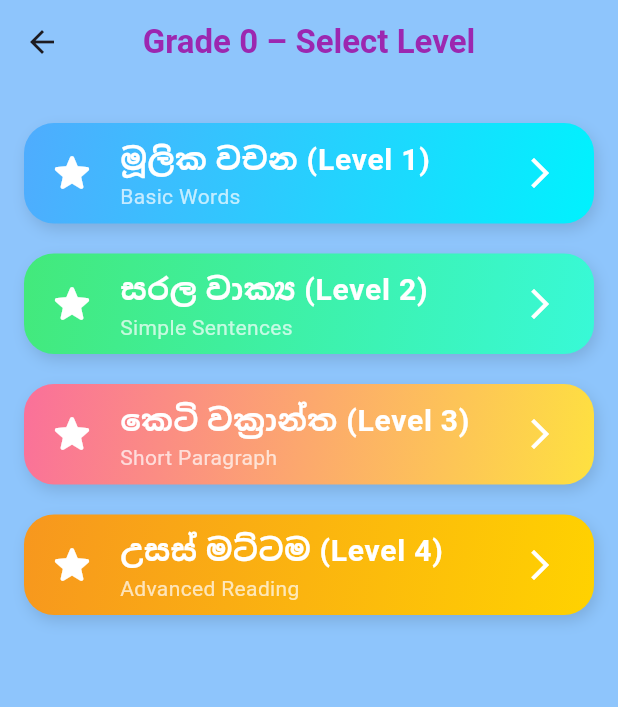
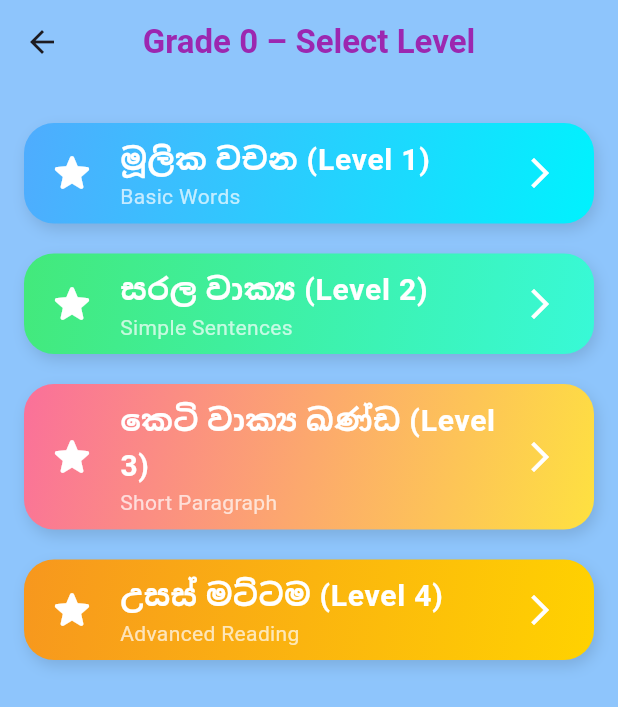
Before and after one commit to anupamamaheepala/RP_Frontend, a Flutter app: the DyslexiaLevelPage screen opened directly with empty values, on a phone screen of 412 x 824 dp. Shown: the top 707 px of the screen. Run offline on Flutter 3.47's test engine with Material 3 defaults, Android fonts, the phone set to English and light mode, and no system bars; missing offline and left inert: record.

Commit message:
Update Dyslexia Level page

```diff
--- a/lib/pages/Dyslexia/dyslexia_level_page.dart
+++ b/lib/pages/Dyslexia/dyslexia_level_page.dart
@@ -1,40 +1,42 @@
 import 'package:flutter/material.dart';
+import 'dyslexia_read_page.dart';
 
 class DyslexiaLevelPage extends StatelessWidget {
   final int grade;
 
   const DyslexiaLevelPage({super.key, required this.grade});
 
-  // You can customize levels per grade here later
+  // Levels Definition
   List<Map<String, dynamic>> getLevels() {
     return [
       {
         "level": 1,
         "titleSi": "මූලික වචන",
         "titleEn": "Basic Words",
-        "colors": [const Color(0xFF4facfe), const Color(0xFF00f2fe)],
+        "colors": [Color(0xFF4facfe), Color(0xFF00f2fe)],
       },
       {
         "level": 2,
         "titleSi": "සරල වාක්‍ය",
         "titleEn": "Simple Sentences",
-        "colors": [const Color(0xFF43e97b), const Color(0xFF38f9d7)],
+        "colors": [Color(0xFF43e97b), Color(0xFF38f9d7)],
       },
       {
         "level": 3,
-        "titleSi": "කෙටි වක්‍රාන්ත",
+        "titleSi": "කෙටි වාක්‍ය ඛණ්ඩ",
         "titleEn": "Short Paragraph",
-        "colors": [const Color(0xFFfa709a), const Color(0xFFfee140)],
+        "colors": [Color(0xFFfa709a), Color(0xFFfee140)],
       },
       {
         "level": 4,
         "titleSi": "උසස් මට්ටම",
         "titleEn": "Advanced Reading",
-        "colors": [const Color(0xFFf7971e), const Color(0xFFffd200)],
+        "colors": [Color(0xFFf7971e), Color(0xFFffd200)],
       },
     ];
   }
 
+  // UI for each Level Card
   Widget _buildLevelCard({
     required String titleSi,
     required String titleEn,
@@ -60,8 +62,7 @@ class DyslexiaLevelPage extends StatelessWidget {
         ],
       ),
       child: ListTile(
-        leading:
-        const Icon(Icons.star_rounded, color: Colors.white, size: 32),
+        leading: const Icon(Icons.star_rounded, color: Colors.white, size: 32),
         title: Text(
           "$titleSi (Level $level)",
           style: const TextStyle(
@@ -74,8 +75,7 @@ class DyslexiaLevelPage extends StatelessWidget {
           titleEn,
           style: const TextStyle(color: Colors.white70),
         ),
-        trailing:
-        const Icon(Icons.arrow_forward_ios, color: Colors.white),
+        trailing: const Icon(Icons.arrow_forward_ios, color: Colors.white),
         onTap: onTap,
       ),
     );
@@ -110,6 +110,13 @@ class DyslexiaLevelPage extends StatelessWidget {
               level: level["level"],
               colors: level["colors"],
               onTap: () {
+                Navigator.push(
+                  context,
+                  MaterialPageRoute(
+                    builder: (_) => DyslexiaReadPage(
+                      grade: grade,
+                      level: level["level"],
+                    ),
                   ),
                 );
               },
```
